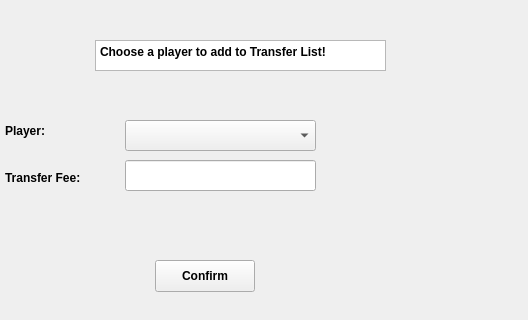
Qt form addtransferlist.ui (TNT57/FootballClubManagementSystem) before a commit; both pictures show x 85 to 613 and y 0 to 320 of the 613 by 431 pixel window.
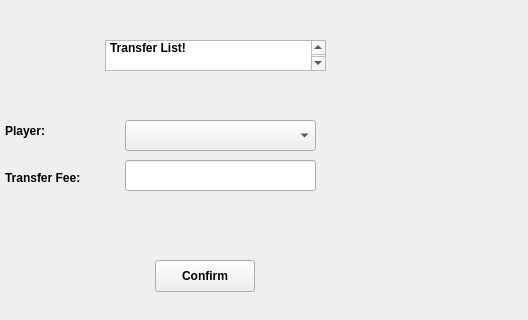
The same form after that commit.

```diff
--- a/addtransferlist.ui
+++ b/addtransferlist.ui
@@ -16,9 +16,9 @@
   <widget class="QPlainTextEdit" name="plainTextEdit">
    <property name="geometry">
     <rect>
-     <x>180</x>
+     <x>190</x>
      <y>40</y>
-     <width>291</width>
+     <width>221</width>
      <height>31</height>
     </rect>
    </property>
@@ -31,7 +31,7 @@
     <bool>true</bool>
    </property>
    <property name="plainText">
-    <string>Choose a player to add to Transfer List!</string>
+    <string>  Choose a player to add to Transfer List!</string>
    </property>
   </widget>
   <widget class="QLabel" name="nameLabel">
```
